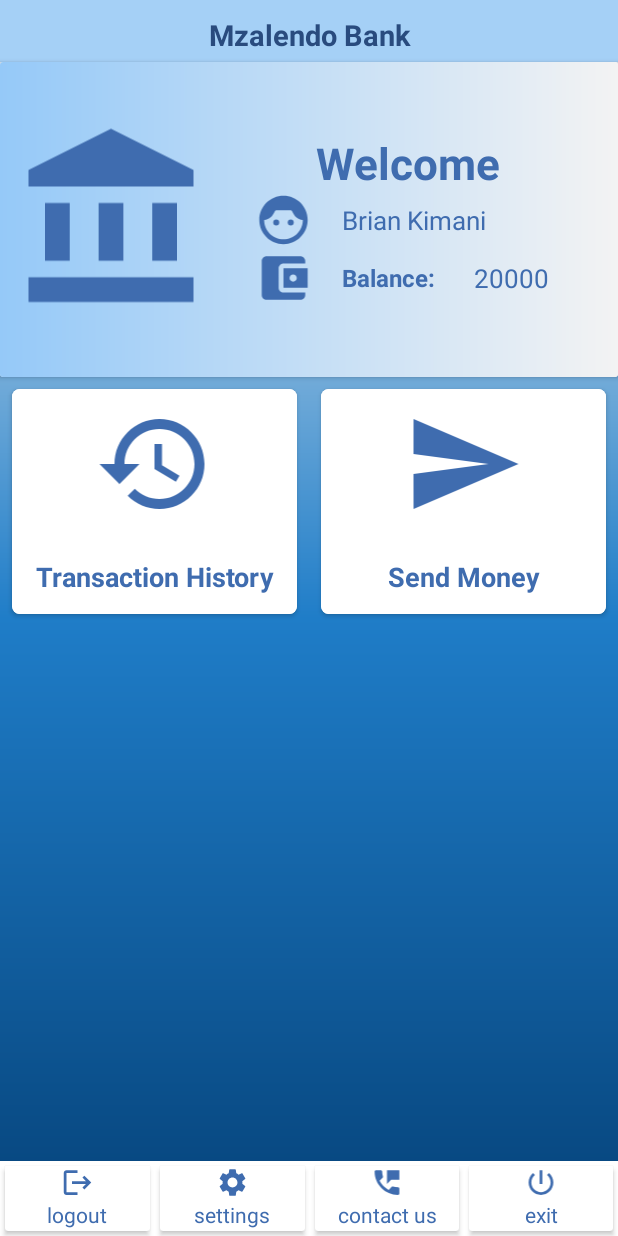
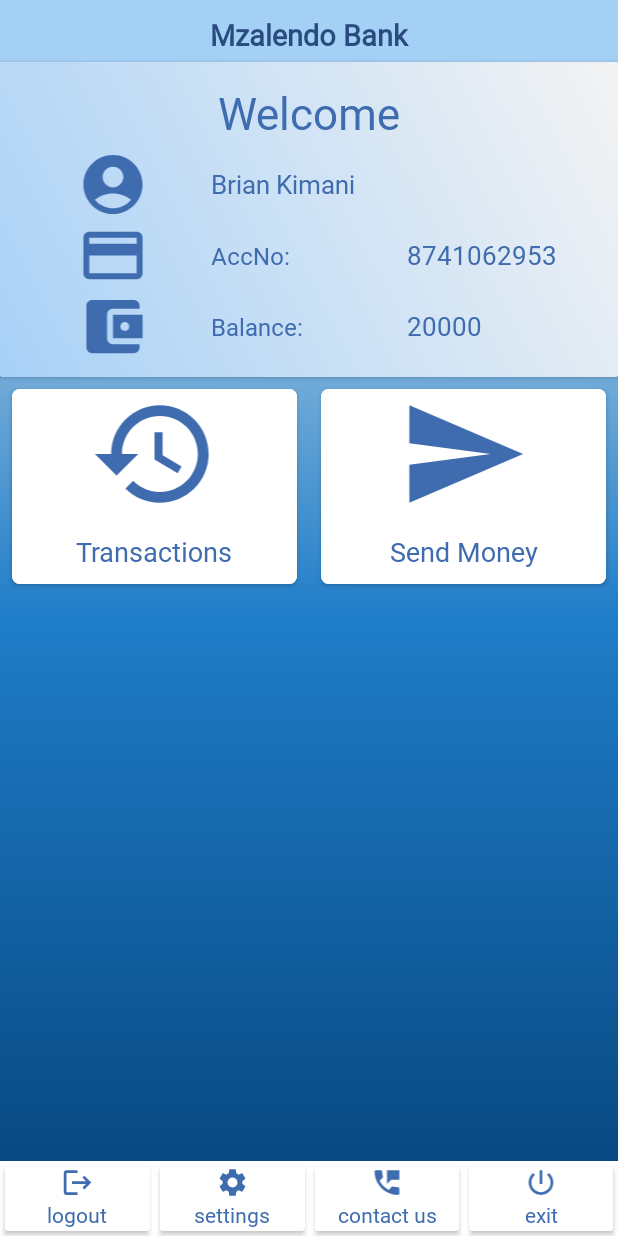
Before and after one commit to Muchemi254/Mobile-Facenet-Banking-system, an Android app: the BankHome screen opened directly, with no data from a screen before it, on a phone screen of 412 x 824 dp. Run offline under Robolectric (Android 15) with nearby library versions, the light colour scheme and no system bars; our stand-ins replace Firebase (no records; nobody signed in at launch, a user with empty details on screens opened directly).

Commit message:
bank home ui

```diff
--- a/app/src/main/java/com/kim/android/MobileBanking/BankHome.java
+++ b/app/src/main/java/com/kim/android/MobileBanking/BankHome.java
@@ -4,36 +4,43 @@ import androidx.appcompat.app.AlertDialog;
 import androidx.appcompat.app.AppCompatActivity;
 
 import android.content.DialogInterface;
+import android.content.Intent;
 import android.os.Bundle;
 import android.view.View;
 import android.widget.Button;
 
+import com.google.firebase.auth.FirebaseAuth;
+
 public class BankHome extends AppCompatActivity {
-    Button exit;
+    Button exit, logout;
+    private FirebaseAuth mAuth;
 
     @Override
     protected void onCreate(Bundle savedInstanceState) {
         super.onCreate(savedInstanceState);
         setContentView(R.layout.activity_bank_home);
 
+        mAuth = FirebaseAuth.getInstance();
+
+        logout = findViewById(R.id.logout_btn);
         exit = findViewById(R.id.exit_btn);
-        exit.setOnClickListener(new View.OnClickListener() {
-            @Override
-            public void onClick(View view) {
+        logout.setOnClickListener(view -> {
+            mAuth.signOut();
+            Intent intent = new Intent(BankHome.this, Login.class);
+            finishAffinity();
+            startActivity(intent);
+
+        } );
+        exit.setOnClickListener(view -> {
             AlertDialog.Builder builder = new AlertDialog.Builder(BankHome.this);
             builder.setTitle("Exit App");
+            builder.setMessage("click ok to exit application");
             builder.setCancelable(true);
             builder.setIcon(R.drawable.ic_baseline_power_settings_new_24);
-                builder.setPositiveButton("yes", new DialogInterface.OnClickListener() {
-                    @Override
-                    public void onClick(DialogInterface dialogInterface, int i) {
-                        finishAffinity();
-                    }
-                });
+            builder.setPositiveButton("ok", (dialogInterface, i) -> finishAffinity());
             AlertDialog alert = builder.create();
             alert.show();
 
-            }
         });
     }
 }
--- a/app/src/main/res/drawable/gradient_drawable3.xml
+++ b/app/src/main/res/drawable/gradient_drawable3.xml
@@ -4,8 +4,8 @@
     xmlns:android = "http://schemas.android.com/apk/res/android" >
 
     <gradient
-        android:startColor = "#95C9F8"
+        android:startColor = "#A8D1F7"
         android:endColor = "#F3F3F3"
-        android:angle = "0"
+        android:angle = "45"
         android:type = "linear" />
 </shape>
--- /dev/null
+++ b/app/src/main/res/drawable/ic_baseline_account_circle_24.xml
@@ -0,0 +1,5 @@
+<vector android:height="24dp" android:tint="#323030"
+    android:viewportHeight="24" android:viewportWidth="24"
+    android:width="24dp" xmlns:android="http://schemas.android.com/apk/res/android">
+    <path android:fillColor="@android:color/white" android:pathData="M12,2C6.48,2 2,6.48 2,12s4.48,10 10,10s10,-4.48 10,-10S17.52,2 12,2zM12,6c1.93,0 3.5,1.57 3.5,3.5S13.93,13 12,13s-3.5,-1.57 -3.5,-3.5S10.07,6 12,6zM12,20c-2.03,0 -4.43,-0.82 -6.14,-2.88C7.55,15.8 9.68,15 12,15s4.45,0.8 6.14,2.12C16.43,19.18 14.03,20 12,20z"/>
+</vector>
--- /dev/null
+++ b/app/src/main/res/drawable/ic_baseline_credit_card_24.xml
@@ -0,0 +1,5 @@
+<vector android:height="24dp" android:tint="#323030"
+    android:viewportHeight="24" android:viewportWidth="24"
+    android:width="24dp" xmlns:android="http://schemas.android.com/apk/res/android">
+    <path android:fillColor="@android:color/white" android:pathData="M20,4L4,4c-1.11,0 -1.99,0.89 -1.99,2L2,18c0,1.11 0.89,2 2,2h16c1.11,0 2,-0.89 2,-2L22,6c0,-1.11 -0.89,-2 -2,-2zM20,18L4,18v-6h16v6zM20,8L4,8L4,6h16v2z"/>
+</vector>
--- a/app/src/main/res/layout/activity_bank_home.xml
+++ b/app/src/main/res/layout/activity_bank_home.xml
@@ -17,7 +17,7 @@
             android:orientation="horizontal"
             android:background="#A5D0F6">
             <TextView
-                android:layout_width="match_parent"
+                android:layout_width="0dp"
                 android:layout_height="match_parent"
                 android:text="Mzalendo Bank"
                 android:textSize="19dp"
@@ -36,42 +36,21 @@
                     android:layout_width="match_parent"
                     android:layout_height="match_parent"
                     android:background= "@drawable/gradient_drawable3"/>
-                <LinearLayout
-                    android:layout_width="match_parent"
-                    android:layout_height="match_parent"
-                    android:orientation="vertical"
-                    android:layout_margin="8dp">
                     <LinearLayout
                         android:layout_width="match_parent"
                         android:layout_height="match_parent"
                         android:layout_weight="1"
+                        android:layout_margin="10dp"
                         android:orientation="horizontal">
-
-                        <ImageView
-                            android:layout_width="match_parent"
-                            android:layout_height="match_parent"
-                            android:layout_weight="2"
-                            android:scaleType="fitCenter"
-                            app:tint="#3F6CAF"
-                            android:src="@drawable/ic_baseline_account_balance_24"/>
                         <LinearLayout
                             android:layout_width="match_parent"
                             android:layout_height="match_parent"
                             android:layout_weight="1"
                             android:orientation="vertical">
-                            <TextView
-                                android:layout_width="match_parent"
-                                android:layout_height="match_parent"
-                                android:textStyle="bold"
-                                android:textSize="29sp"
-                                android:textColor="#3F6CAF"
-                                android:gravity="center"
-                                android:layout_weight="1"/>
 
                             <TextView
                                 android:layout_width="match_parent"
                                 android:layout_height="match_parent"
-                                android:textStyle="bold"
                                 android:textSize="29sp"
                                 android:text="Welcome"
                                 android:textColor="#3F6CAF"
@@ -86,8 +65,7 @@
                                     android:layout_width="match_parent"
                                     android:layout_height="match_parent"
                                     android:layout_weight="2"
-                                    android:layout_marginLeft="10dp"
-                                    android:src="@drawable/ic_baseline_face_6_24"
+                                    android:src="@drawable/ic_baseline_account_circle_24"
                                     app:tint="#3F6CAF" />
 
                                 <TextView
@@ -108,7 +86,34 @@
                                     android:layout_width="match_parent"
                                     android:layout_height="match_parent"
                                     android:layout_weight="1"
-                                    android:layout_marginLeft="10dp"
+                                    android:src="@drawable/ic_baseline_credit_card_24"
+                                    app:tint="#3F6CAF" />
+                                <TextView
+                                    android:layout_width="match_parent"
+                                    android:layout_height="match_parent"
+                                    android:gravity="center_vertical"
+                                    android:text="AccNo:"
+                                    android:layout_weight="1"
+                                    android:textColor="#3F6CAF"
+                                    android:textSize="16sp" />
+                                <TextView
+                                    android:layout_width="match_parent"
+                                    android:layout_height="match_parent"
+                                    android:layout_weight="1"
+                                    android:gravity="center_vertical"
+                                    android:textSize="17sp"
+                                    android:textColor="#3F6CAF"
+                                    android:text="8741062953"/>
+                            </LinearLayout>
+                            <LinearLayout
+                                android:layout_width="match_parent"
+                                android:layout_height="match_parent"
+                                android:layout_weight="1"
+                                android:orientation="horizontal">
+                                <ImageView
+                                    android:layout_width="match_parent"
+                                    android:layout_height="match_parent"
+                                    android:layout_weight="1"
                                     android:src="@drawable/ic_baseline_account_balance_wallet_24"
                                     app:tint="#3F6CAF" />
                                 <TextView
@@ -118,8 +123,7 @@
                                     android:text="Balance:"
                                     android:layout_weight="1"
                                     android:textColor="#3F6CAF"
-                                    android:textSize="16sp"
-                                    android:textStyle="bold"/>
+                                    android:textSize="16sp"/>
                                 <TextView
                                     android:layout_width="match_parent"
                                     android:layout_height="match_parent"
@@ -129,14 +133,7 @@
                                     android:textColor="#3F6CAF"
                                     android:text="20000"/>
                             </LinearLayout>
-                            <TextView
-                                android:layout_width="match_parent"
-                                android:layout_height="match_parent"
-                                android:textStyle="bold"
-                                android:textSize="29sp"
-                                android:textColor="#3F6CAF"
-                                android:gravity="center"
-                                android:layout_weight="1"/>
+
 
 
 
@@ -144,7 +141,6 @@
 
                     </LinearLayout>
 
-                </LinearLayout>
             </androidx.cardview.widget.CardView>
         <LinearLayout
             android:layout_width="match_parent"
@@ -152,7 +148,7 @@
             android:orientation="horizontal">
             <androidx.cardview.widget.CardView
                 android:layout_width="match_parent"
-                android:layout_height="150sp"
+                android:layout_height="130sp"
                 app:cardCornerRadius="5dp"
                 android:layout_weight="1"
                 android:layout_margin="8dp">
@@ -169,7 +165,6 @@
                             android:layout_height="match_parent"
                             android:layout_weight="1"
                             android:scaleType="fitCenter"
-                            android:layout_margin="10dp"
                             android:src="@drawable/ic_baseline_history_24"
                             app:tint="#3F6CAF" />
                         <TextView
@@ -177,10 +172,9 @@
                             android:layout_height="match_parent"
                             android:layout_weight="2"
                             android:gravity="center"
-                            android:textStyle="bold"
                             android:textSize="18sp"
                             android:textColor="#3F6CAF"
-                            android:text="Transaction History"
+                            android:text="Transactions"
                             />
 
                     </LinearLayout>
@@ -198,8 +192,9 @@
             </androidx.cardview.widget.CardView>
             <androidx.cardview.widget.CardView
                 android:layout_width="match_parent"
-                android:layout_height="150sp"
+                android:layout_height="130sp"
                 app:cardCornerRadius="5dp"
+                android:elevation="50dp"
                 android:layout_weight="1"
                 android:layout_margin="8dp">
                 <FrameLayout
@@ -214,7 +209,6 @@
                             android:layout_width="match_parent"
                             android:layout_height="match_parent"
                             android:layout_weight="1"
-                            android:layout_margin="10dp"
                             android:scaleType="fitCenter"
                             app:tint="#3F6CAF"
                             android:src="@drawable/ic_baseline_send_24"/>
@@ -223,7 +217,6 @@
                             android:layout_height="match_parent"
                             android:layout_weight="2"
                             android:gravity="center"
-                            android:textStyle="bold"
                             android:textSize="18sp"
                             android:textColor="#3F6CAF"
                             android:text="Send Money"/>
@@ -241,6 +234,7 @@
                 </FrameLayout>
 
             </androidx.cardview.widget.CardView>
+
         </LinearLayout>
         <LinearLayout
             android:layout_width="match_parent"
@@ -277,10 +271,13 @@
                                 android:text="logout"/>
 
                         </LinearLayout>
+
                         <Button
+                            android:id="@+id/logout_btn"
                             android:layout_width="match_parent"
                             android:layout_height="match_parent"
-                            android:background="#00000000"/>
+                            android:background="#00000000"
+                            tools:ignore="TouchTargetSizeCheck" />
                     </FrameLayout>
 
                 </androidx.cardview.widget.CardView>
@@ -379,11 +376,13 @@
                                 android:text="exit"/>
 
                         </LinearLayout>
+
                         <Button
                             android:id="@+id/exit_btn"
                             android:layout_width="match_parent"
                             android:layout_height="match_parent"
-                            android:background="#00000000"/>
+                            android:background="#00000000"
+                            tools:ignore="SpeakableTextPresentCheck" />
                     </FrameLayout>
 
                 </androidx.cardview.widget.CardView>
--- a/app/src/main/res/values-v27/themes.xml
+++ b/app/src/main/res/values-v27/themes.xml
@@ -12,5 +12,6 @@
         <item name="android:statusBarColor">#3580D3</item>
         <!-- Customize your theme here. -->
         <item name="android:navigationBarColor">#3580D3</item>
+        <item name="fontFamily">@font/calibri</item>
     </style>
 </resources>
--- a/app/src/main/res/values/themes.xml
+++ b/app/src/main/res/values/themes.xml
@@ -12,5 +12,6 @@
         <!-- Customize your theme here. -->
         <item name="android:navigationBarColor" >#3580D3</item>
         <item name="android:windowLightNavigationBar" tools:targetApi="o_mr1">false</item>
+        <item name="fontFamily">@font/calibri</item>
     </style>
 </resources>
```
Also changed, not shown: app/src/main/java/com/kim/android/MobileBanking/MainActivity.java (+32 -1 lines), app/src/main/java/com/kim/android/MobileBanking/SignUp.java (+47 -55 lines), app/src/main/res/layout/activity_launch.xml (+4 -4 lines), app/src/main/res/layout/activity_login.xml (+16 -9 lines), app/src/main/res/layout/activity_sign_up.xml (+26 -9 lines), 1 other file. Lines whose indentation alone changed are shown as unchanged.
